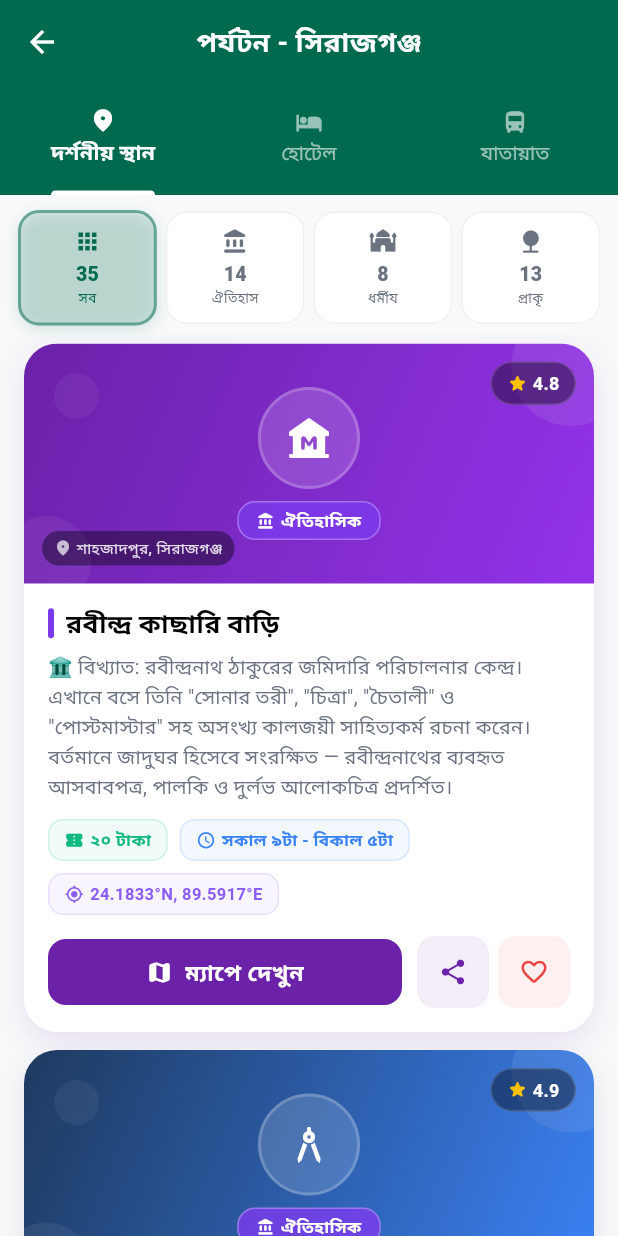
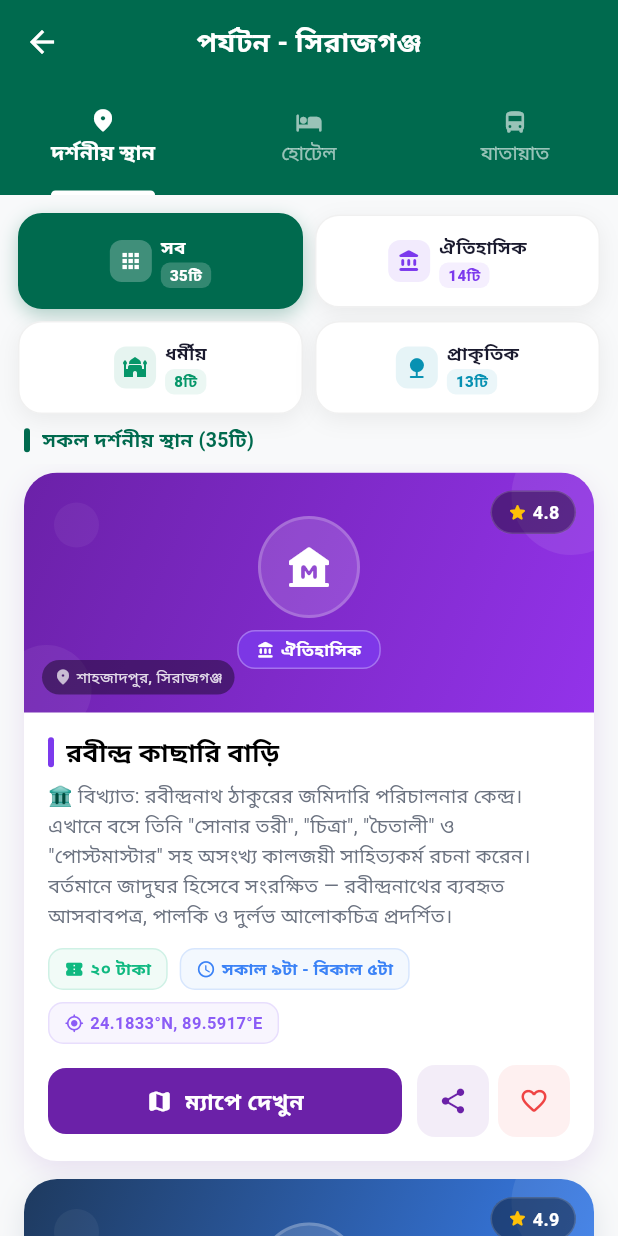
Before and after one commit to Atikul-debug/Jelasheba-App, a Flutter app: the TourismScreen screen opened directly, on a phone screen of 412 x 824 dp. Run offline on Flutter 3.47's test engine with Material 3 defaults, Android fonts, the phone set to English and light mode, and no system bars; our stand-ins replace shared_preferences; accounts and stored records are empty.

Commit message:
Improve tourism category filter visibility with card-style buttons and color-coded badges
- 2x2 grid layout for category buttons (instead of cramped 4-in-a-row)
- Selected button gets solid color fill with white text (very visible)
- Unselected buttons show white/dark background with colored icon
- Each button shows: icon + full category name + count badge
- Active category indicator with colored accent bar below filters
- Result count text shows: "ঐতিহাসিক স্থান (১৫টি)" etc.
- Category badge on image now has solid color background with icon
- Title has colored left border matching its category

Co-Authored-By: Claude Opus 4.6 (1M context) <noreply@anthropic.com>

```diff
--- a/lib/features/tourism/screens/tourism_screen.dart
+++ b/lib/features/tourism/screens/tourism_screen.dart
@@ -195,21 +195,47 @@ class _TourismScreenState extends State<TourismScreen> {
 
     return Column(
       children: [
-        // Category filter cards
+        // Category filter - large visible buttons
         Container(
-          padding: const EdgeInsets.fromLTRB(12, 10, 12, 6),
-          child: Row(
+          padding: const EdgeInsets.fromLTRB(12, 12, 12, 4),
+          child: Column(
+            children: [
+              // First row: সব + ঐতিহাসিক
+              Row(
                 children: [
                   _buildCategoryButton('সব', Icons.apps_rounded, '${_places.length}', AppColors.primary, isDark),
-              const SizedBox(width: 6),
+                  const SizedBox(width: 8),
                   _buildCategoryButton('ঐতিহাসিক', Icons.account_balance_rounded, '$historicalCount', const Color(0xFF7C3AED), isDark),
-              const SizedBox(width: 6),
+                ],
+              ),
+              const SizedBox(height: 8),
+              // Second row: ধর্মীয় + প্রাকৃতিক
+              Row(
+                children: [
                   _buildCategoryButton('ধর্মীয়', Icons.mosque_rounded, '$religiousCount', const Color(0xFF059669), isDark),
-              const SizedBox(width: 6),
+                  const SizedBox(width: 8),
                   _buildCategoryButton('প্রাকৃতিক', Icons.nature_rounded, '$scenicCount', const Color(0xFF0891B2), isDark),
                 ],
               ),
+            ],
           ),
+        ),
+        const SizedBox(height: 4),
+        // Result count
+        Padding(
+          padding: const EdgeInsets.symmetric(horizontal: 16),
+          child: Row(
+            children: [
+              Container(width: 4, height: 16, decoration: BoxDecoration(color: _selectedCategory == 'সব' ? AppColors.primary : _getCategoryColor(_selectedCategory), borderRadius: BorderRadius.circular(2))),
+              const SizedBox(width: 8),
+              Text(
+                _selectedCategory == 'সব' ? 'সকল দর্শনীয় স্থান (${filtered.length}টি)' : '$_selectedCategory স্থান (${filtered.length}টি)',
+                style: TextStyle(fontSize: 13, fontWeight: FontWeight.w700, color: _selectedCategory == 'সব' ? AppColors.primary : _getCategoryColor(_selectedCategory)),
+              ),
+            ],
+          ),
+        ),
+        const SizedBox(height: 6),
         Expanded(
           child: ListView.builder(
             padding: const EdgeInsets.symmetric(horizontal: 12),
@@ -229,29 +255,77 @@ class _TourismScreenState extends State<TourismScreen> {
   Widget _buildCategoryButton(String label, IconData icon, String count, Color color, bool isDark) {
     final isSelected = _selectedCategory == label;
     return Expanded(
-      child: GestureDetector(
+      child: Material(
+        color: Colors.transparent,
+        child: InkWell(
           onTap: () => setState(() => _selectedCategory = label),
+          borderRadius: BorderRadius.circular(16),
           child: AnimatedContainer(
             duration: const Duration(milliseconds: 250),
-          padding: const EdgeInsets.symmetric(vertical: 10),
+            padding: const EdgeInsets.symmetric(vertical: 12, horizontal: 8),
             decoration: BoxDecoration(
               color: isSelected
-                ? color.withValues(alpha: isDark ? 0.25 : 0.12)
+                  ? (isDark ? color.withValues(alpha: 0.2) : color)
                   : (isDark ? AppColors.darkCard : Colors.white),
-            borderRadius: BorderRadius.circular(14),
+              borderRadius: BorderRadius.circular(16),
               border: Border.all(
-              color: isSelected ? color.withValues(alpha: 0.5) : (isDark ? Colors.white.withValues(alpha: 0.06) : Colors.grey.withValues(alpha: 0.15)),
+                color: isSelected ? color : (isDark ? Colors.white.withValues(alpha: 0.06) : Colors.grey.withValues(alpha: 0.15)),
                 width: isSelected ? 2 : 1,
               ),
-            boxShadow: isSelected ? [BoxShadow(color: color.withValues(alpha: 0.15), blurRadius: 8, offset: const Offset(0, 3))] : [],
+              boxShadow: isSelected
+                  ? [BoxShadow(color: color.withValues(alpha: 0.3), blurRadius: 10, offset: const Offset(0, 4))]
+                  : (isDark ? [] : AppColors.softShadow),
             ),
+            child: Row(
+              mainAxisAlignment: MainAxisAlignment.center,
+              children: [
+                Container(
+                  padding: const EdgeInsets.all(6),
+                  decoration: BoxDecoration(
+                    color: isSelected
+                        ? Colors.white.withValues(alpha: isDark ? 0.15 : 0.25)
+                        : color.withValues(alpha: isDark ? 0.15 : 0.1),
+                    borderRadius: BorderRadius.circular(8),
+                  ),
+                  child: Icon(icon, size: 16, color: isSelected ? (isDark ? color : Colors.white) : color),
+                ),
+                const SizedBox(width: 6),
+                Flexible(
                   child: Column(
+                    crossAxisAlignment: CrossAxisAlignment.start,
                     children: [
-              Icon(icon, size: 18, color: isSelected ? color : AppColors.textSecondary),
-              const SizedBox(height: 3),
-              Text(count, style: TextStyle(fontSize: 13, fontWeight: FontWeight.w800, color: isSelected ? color : AppColors.textSecondary)),
-              Text(label == 'সব' ? 'সব' : label.substring(0, label.length > 6 ? 6 : label.length), style: TextStyle(fontSize: 9, fontWeight: FontWeight.w500, color: isSelected ? color : AppColors.textSecondary), overflow: TextOverflow.ellipsis),
+                      Text(
+                        label,
+                        style: TextStyle(
+                          fontSize: 12,
+                          fontWeight: FontWeight.w700,
+                          color: isSelected ? (isDark ? color : Colors.white) : (isDark ? Colors.white : AppColors.textPrimary),
+                        ),
+                        overflow: TextOverflow.ellipsis,
+                      ),
+                      Container(
+                        margin: const EdgeInsets.only(top: 2),
+                        padding: const EdgeInsets.symmetric(horizontal: 6, vertical: 1),
+                        decoration: BoxDecoration(
+                          color: isSelected
+                              ? Colors.white.withValues(alpha: isDark ? 0.1 : 0.2)
+                              : color.withValues(alpha: 0.08),
+                          borderRadius: BorderRadius.circular(6),
+                        ),
+                        child: Text(
+                          '$countটি',
+                          style: TextStyle(
+                            fontSize: 10,
+                            fontWeight: FontWeight.w800,
+                            color: isSelected ? (isDark ? color : Colors.white) : color,
+                          ),
+                        ),
+                      ),
                     ],
+                  ),
+                ),
+              ],
+            ),
           ),
         ),
       ),
```
Lines whose indentation alone changed are shown as unchanged.
